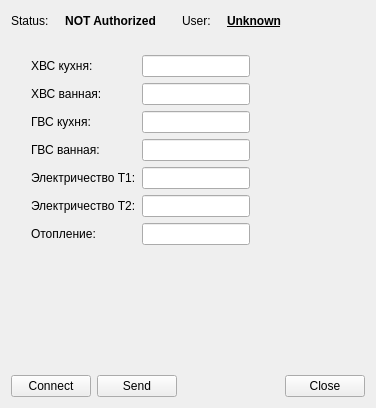
Before: the Qt Designer form profjilcom_cabinet/main.ui in 0valse/experiments, drawn with Qt 5.
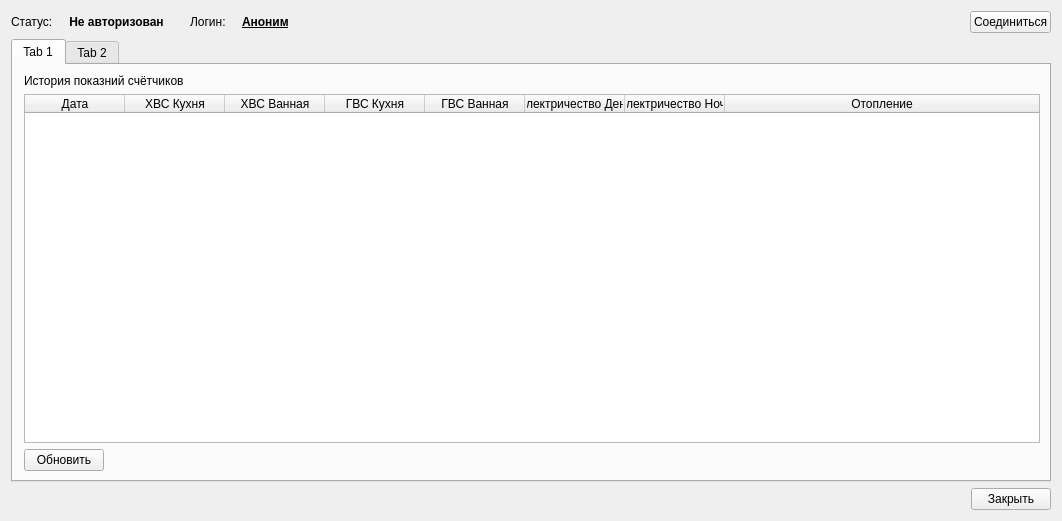
After: the same form once the commit is applied.

What changed in the file:
```diff
--- a/profjilcom_cabinet/main.ui
+++ b/profjilcom_cabinet/main.ui
@@ -6,8 +6,8 @@
    <rect>
     <x>0</x>
     <y>0</y>
-    <width>376</width>
-    <height>408</height>
+    <width>1062</width>
+    <height>521</height>
    </rect>
   </property>
   <property name="windowTitle">
@@ -21,7 +21,7 @@
        <item>
         <widget class="QLabel" name="label_2">
          <property name="text">
-          <string>Status:</string>
+          <string>Статус:</string>
          </property>
         </widget>
        </item>
@@ -50,7 +50,7 @@
           </font>
          </property>
          <property name="text">
-          <string>NOT Authorized</string>
+          <string>Не авторизован</string>
          </property>
          <property name="textFormat">
           <enum>Qt::PlainText</enum>
@@ -81,7 +81,7 @@
      <item>
       <widget class="QLabel" name="label_9">
        <property name="text">
-        <string>User:</string>
+        <string>Логин:</string>
        </property>
       </widget>
      </item>
@@ -111,7 +111,7 @@
         </font>
        </property>
        <property name="text">
-        <string>Unknown</string>
+        <string>Аноним</string>
        </property>
       </widget>
      </item>
@@ -128,27 +128,133 @@
        </property>
       </spacer>
      </item>
+     <item>
+      <widget class="QPushButton" name="DisconnectButton">
+       <property name="text">
+        <string>Соединиться</string>
+       </property>
+      </widget>
+     </item>
     </layout>
    </item>
    <item>
-    <spacer name="verticalSpacer_2">
+    <widget class="QTabWidget" name="tabWidget">
+     <property name="toolTip">
+      <string>&lt;html&gt;&lt;head/&gt;&lt;body&gt;&lt;p&gt;&lt;br/&gt;&lt;/p&gt;&lt;/body&gt;&lt;/html&gt;</string>
+     </property>
+     <property name="currentIndex">
+      <number>0</number>
+     </property>
+     <widget class="QWidget" name="PokazaniyaTab">
+      <attribute name="title">
+       <string>Tab 1</string>
+      </attribute>
+      <layout class="QGridLayout" name="gridLayout_2">
+       <item row="1" column="0">
+        <spacer name="horizontalSpacer">
      <property name="orientation">
-      <enum>Qt::Vertical</enum>
+          <enum>Qt::Horizontal</enum>
      </property>
      <property name="sizeType">
       <enum>QSizePolicy::Fixed</enum>
      </property>
      <property name="sizeHint" stdset="0">
       <size>
-       <width>20</width>
-       <height>18</height>
+           <width>2</width>
+           <height>20</height>
       </size>
      </property>
     </spacer>
    </item>
+       <item row="2" column="2">
+        <layout class="QHBoxLayout" name="horizontalLayout_13">
    <item>
-    <layout class="QHBoxLayout" name="horizontalLayout_8">
+          <widget class="QPushButton" name="ReloadButton">
+           <property name="text">
+            <string>Обновить</string>
+           </property>
+          </widget>
+         </item>
      <item>
+          <spacer name="horizontalSpacer_16">
+           <property name="orientation">
+            <enum>Qt::Horizontal</enum>
+           </property>
+           <property name="sizeHint" stdset="0">
+            <size>
+             <width>40</width>
+             <height>20</height>
+            </size>
+           </property>
+          </spacer>
+         </item>
+        </layout>
+       </item>
+       <item row="1" column="2">
+        <widget class="QTableWidget" name="tableWidget">
+         <attribute name="horizontalHeaderCascadingSectionResizes">
+          <bool>true</bool>
+         </attribute>
+         <attribute name="horizontalHeaderStretchLastSection">
+          <bool>true</bool>
+         </attribute>
+         <column>
+          <property name="text">
+           <string>Дата</string>
+          </property>
+         </column>
+         <column>
+          <property name="text">
+           <string>ХВС Кухня</string>
+          </property>
+         </column>
+         <column>
+          <property name="text">
+           <string>ХВС Ванная</string>
+          </property>
+         </column>
+         <column>
+          <property name="text">
+           <string>ГВС Кухня</string>
+          </property>
+         </column>
+         <column>
+          <property name="text">
+           <string>ГВС Ванная</string>
+          </property>
+         </column>
+         <column>
+          <property name="text">
+           <string>Электричество День</string>
+          </property>
+         </column>
+         <column>
+          <property name="text">
+           <string>Электричество Ночь</string>
+          </property>
+         </column>
+         <column>
+          <property name="text">
+           <string>Отопление</string>
+          </property>
+         </column>
+        </widget>
+       </item>
+       <item row="0" column="2">
+        <widget class="QLabel" name="ListLable">
+         <property name="text">
+          <string>История показний счётчиков</string>
+         </property>
+        </widget>
+       </item>
+      </layout>
+     </widget>
+     <widget class="QWidget" name="SendTab">
+      <attribute name="title">
+       <string>Tab 2</string>
+      </attribute>
+      <layout class="QGridLayout" name="gridLayout">
+       <item row="1" column="0">
       <spacer name="horizontalSpacer_4">
        <property name="orientation">
         <enum>Qt::Horizontal</enum>
@@ -158,12 +264,14 @@
        </property>
        <property name="sizeHint" stdset="0">
         <size>
-         <width>20</width>
+           <width>2</width>
          <height>20</height>
         </size>
        </property>
       </spacer>
      </item>
+       <item row="1" column="2" colspan="2">
+        <layout class="QHBoxLayout" name="horizontalLayout_8">
      <item>
       <layout class="QVBoxLayout" name="verticalLayout">
        <item>
@@ -433,7 +541,7 @@
      </item>
     </layout>
    </item>
-   <item>
+       <item row="2" column="3">
     <spacer name="verticalSpacer">
      <property name="orientation">
       <enum>Qt::Vertical</enum>
@@ -441,34 +549,52 @@
      <property name="sizeHint" stdset="0">
       <size>
        <width>20</width>
-       <height>143</height>
+           <height>46</height>
       </size>
      </property>
     </spacer>
    </item>
-   <item>
-    <layout class="QHBoxLayout" name="horizontalLayout_11">
-     <item>
-      <widget class="QPushButton" name="DisconnectButton">
-       <property name="text">
-        <string>Connect</string>
-       </property>
-      </widget>
-     </item>
+       <item row="3" column="2">
+        <layout class="QHBoxLayout" name="horizontalLayout_12">
      <item>
       <widget class="QPushButton" name="sendButton">
        <property name="text">
-        <string>Send</string>
+            <string>Отправить</string>
        </property>
       </widget>
      </item>
      <item>
-      <spacer name="horizontalSpacer">
+          <spacer name="horizontalSpacer_11">
        <property name="orientation">
         <enum>Qt::Horizontal</enum>
        </property>
-       <property name="sizeType">
-        <enum>QSizePolicy::Expanding</enum>
+           <property name="sizeHint" stdset="0">
+            <size>
+             <width>40</width>
+             <height>20</height>
+            </size>
+           </property>
+          </spacer>
+         </item>
+        </layout>
+       </item>
+       <item row="0" column="2">
+        <widget class="QLabel" name="SendLabel">
+         <property name="text">
+          <string>Введите показания счётчиков для отправки</string>
+         </property>
+        </widget>
+       </item>
+      </layout>
+     </widget>
+    </widget>
+   </item>
+   <item>
+    <layout class="QHBoxLayout" name="horizontalLayout_11">
+     <item>
+      <spacer name="horizontalSpacer_17">
+       <property name="orientation">
+        <enum>Qt::Horizontal</enum>
        </property>
        <property name="sizeHint" stdset="0">
         <size>
@@ -481,7 +607,7 @@
      <item>
       <widget class="QPushButton" name="closeButton">
        <property name="text">
-        <string>Close</string>
+        <string>Закрыть</string>
        </property>
       </widget>
      </item>
```
Left out of the diff: 4 changed lines with no effect on the pictures. Lines whose indentation alone changed are shown as unchanged.
